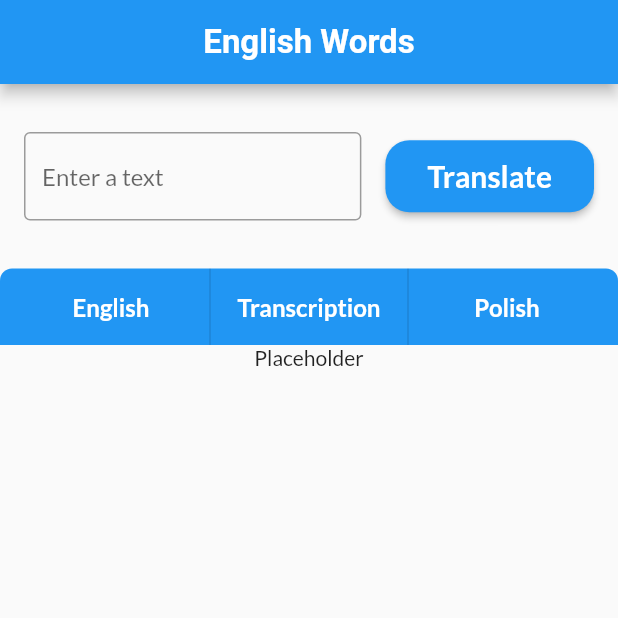
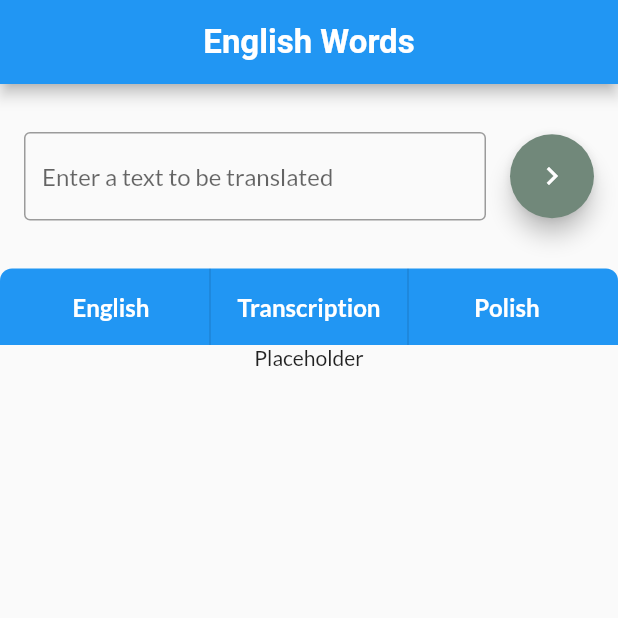
Before and after one commit to PiotrLepa/english_words, a Flutter app: the screen it shows after launch, on a phone screen of 412 x 824 dp, the top half of it. Run offline on Flutter 3.47's test engine with Material 2 defaults, Android fonts, the phone set to English and light mode, and no system bars; our stand-ins replace auto_route, flutter_bloc, freezed_annotation, get_it, injectable; generated files the repository leaves out were written again.

Commit message:
Replace translate button with fab

```diff
--- a/lib/l10n/app_en.arb
+++ b/lib/l10n/app_en.arb
@@ -1,11 +1,9 @@
 {
   "appName": "English Words",
-  "homeInputHint":"Enter a text",
+  "homeInputHint":"Enter a text to be translated",
   "homeTranslateButton": "Translate",
   "homeSavedTextHeaderOriginalText": "English",
   "homeSavedTextHeaderTranslation": "Polish",
   "homeSavedTextHeaderTranscription": "Transcription",
-  "homeTranslatingButton": "Translating...",
-  "progressButtonLoading": "Loading...",
   "translationFailureMessage": "An error occurred during the translation"
 }
--- a/lib/l10n/app_pl.arb
+++ b/lib/l10n/app_pl.arb
@@ -1,11 +1,9 @@
 {
   "appName": "Angielskie Słówka",
-  "homeInputHint":"Wpisz tekst",
+  "homeInputHint":"Wpisz tekst do przetłuamczenia",
   "homeTranslateButton": "Przetłumacz",
   "homeSavedTextHeaderOriginalText": "Angielski",
   "homeSavedTextHeaderTranslation": "Polski",
   "homeSavedTextHeaderTranscription": "Transkrypcja",
-  "homeTranslatingButton": "Tłumaczenie...",
-  "progressButtonLoading": "Ładowanie...",
   "translationFailureMessage": "Wystąpił błąd podczas tłumaczenia"
 }
--- a/lib/presentation/home/widgets/home_text_input.dart
+++ b/lib/presentation/home/widgets/home_text_input.dart
@@ -1,5 +1,4 @@
 import 'package:english_words/presentation/extensions.dart';
-import 'package:english_words/presentation/home/widgets/loading_button.dart';
 import 'package:flutter/material.dart';
 
 class HomeTextInput extends StatefulWidget {
@@ -19,7 +18,6 @@ class HomeTextInput extends StatefulWidget {
 }
 
 class _HomeTextInputState extends State<HomeTextInput> {
-
   @override
   Widget build(BuildContext context) {
     return Row(
@@ -38,13 +36,11 @@ class _HomeTextInputState extends State<HomeTextInput> {
           ),
         ),
         const SizedBox(width: 16),
-        LoadingButton(
+        FloatingActionButton(
           onPressed: () {
             widget.onTextSubmitted(widget.textEditController.value.text);
           },
-          isLoading: widget.isTranslatingInProgress,
-          text: context.strings.homeTranslateButton,
-          loadingText: context.strings.homeTranslatingButton,
+          child: const Icon(Icons.keyboard_arrow_right),
         ),
       ],
     );
--- a/lib/presentation/home/widgets/loading_button.dart
+++ /dev/null
@@ -1,68 +0,0 @@
-import 'package:english_words/presentation/extensions.dart';
-import 'package:english_words/presentation/theme/theme_provider.dart';
-import 'package:flutter/material.dart';
-
-class LoadingButton extends StatelessWidget {
-  final String text;
-  final String? loadingText;
-  final TextStyle? textStyle;
-  final Color? backgroundColor;
-  final bool isLoading;
-  final VoidCallback onPressed;
-
-  const LoadingButton({
-    Key? key,
-    required this.text,
-    required this.onPressed,
-    required this.isLoading,
-    this.loadingText,
-    this.textStyle,
-    this.backgroundColor,
-  }) : super(key: key);
-
-  @override
-  Widget build(BuildContext context) {
-    return ElevatedButton(
-      onPressed: isLoading ? null : onPressed,
-      style: ElevatedButton.styleFrom(
-        backgroundColor: backgroundColor,
-      ),
-      child: Row(
-        mainAxisSize: MainAxisSize.min,
-        children: [
-          const SizedBox(width: 16),
-          Text(
-            isLoading
-                ? loadingText ?? context.strings.progressButtonLoading
-                : text,
-            style: textStyle,
-          ),
-          const SizedBox(width: 16),
-          Visibility(
-            visible: isLoading,
-            child: SizedBox(
-              width: 24,
-              height: 24,
-              child: CircularProgressIndicator(
-                strokeWidth: 3,
-                valueColor: AlwaysStoppedAnimation<Color>(
-                  _getProgressColor(context),
-                ),
-              ),
-            ),
-          )
-        ],
-      ),
-    );
-  }
-
-  Color _getProgressColor(BuildContext context) {
-    return textStyle?.color ??
-        Theme.of(context)
-            .elevatedButtonTheme
-            .style
-            ?.textStyle
-            ?.resolve({MaterialState.focused})?.color ??
-        ThemeProvider.of(context).textColorInverted;
-  }
-}
```
